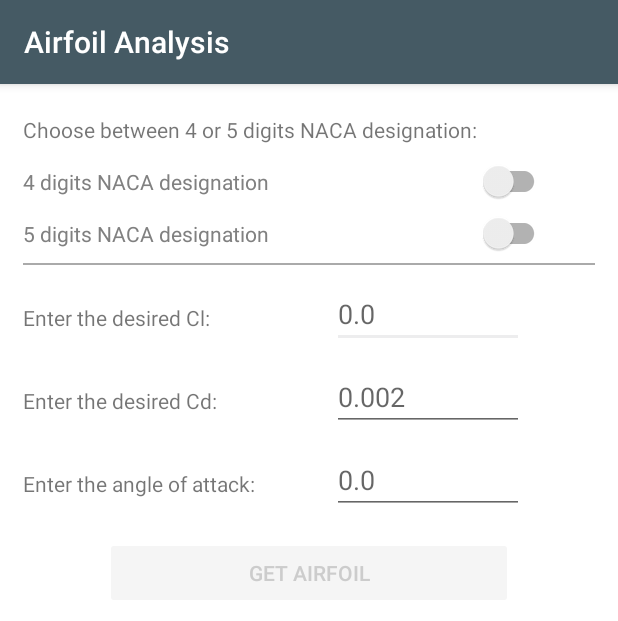
After one commit to riccardotomada/Airfoil-Analysis, an Android app: the AI_Inverse_problem screen opened directly, with no data from a screen before it, on a phone screen of 412 x 824 dp. The commit adds this screen. Shown: the top 621 px of the screen. Run offline under Robolectric (Android 15) with nearby library versions, the phone set to English and light mode, and no system bars; libraries missing offline, so code that uses them is left out: org.tensorflow.lite.

Commit message:
Ai inverse problem update 1.0

```diff
--- /dev/null
+++ b/app/src/main/java/com/aerodynamics/airfoil_calculation/AI_Inverse_problem.java
@@ -0,0 +1,219 @@
+package com.aerodynamics.airfoil_calculation;
+
+import androidx.appcompat.app.AppCompatActivity;
+import org.tensorflow.lite.Interpreter;
+
+import android.content.Context;
+import android.content.res.AssetFileDescriptor;
+import android.graphics.Color;
+import android.graphics.PorterDuff;
+import android.os.Bundle;
+import android.view.View;
+import android.view.inputmethod.InputMethodManager;
+import android.widget.Button;
+import android.widget.EditText;
+import android.widget.TextView;
+
+import com.google.android.material.switchmaterial.SwitchMaterial;
+import com.google.firebase.analytics.FirebaseAnalytics;
+
+import java.io.FileInputStream;
+import java.io.IOException;
+import java.nio.MappedByteBuffer;
+import java.nio.channels.FileChannel;
+import java.util.Arrays;
+
+public class AI_Inverse_problem extends AppCompatActivity {
+
+	SwitchMaterial naca4digits, naca5digits;
+	AssetFileDescriptor fileDescriptor;
+	EditText clVisc, cdVisc, aOa;
+	Button button;
+	float clvisc;
+	float cdvisc;
+	float aoa;
+	TextView result4, result5;
+	Interpreter tflite;
+	float[] min_data = new float[]{-8.0f, -1.06830704f, -0.09636456f};
+	float[] max_data = new float[]{8.0f, 3.4748194f, 0.08257051f};
+	float[] min_target = new float[]{0.0f, 0.0f, 1.0f};
+	float[] max_target = new float[]{9.0f, 9.0f, 30.0f};
+
+	float[] min_data5   = new float[]{-8.0f, -0.975260480f, 2.34188541e-3f};
+	float[] max_data5   = new float[]{8.0f, 1.2971378f, 0.09098151f};
+	float[] min_target5 = new float[]{10.0f, 1.0f};
+	float[] max_target5 = new float[]{50.0f, 30.0f};
+
+	@Override
+	protected void onCreate(Bundle savedInstanceState) {
+		super.onCreate(savedInstanceState);
+		setContentView(R.layout.activity_ai_inverse_problem);
+
+		FirebaseAnalytics mFirebaseAnalytics = FirebaseAnalytics.getInstance(this);
+
+		naca4digits = findViewById(R.id.switch4);
+		naca5digits = findViewById(R.id.switch5);
+
+		button = findViewById(R.id.button);
+		int defCol = button.getTextColors().getDefaultColor();
+
+		clVisc = findViewById(R.id.editClVisc);
+		clVisc.setHint("0.0");
+
+		cdVisc = findViewById(R.id.editCdVisc);
+		cdVisc.setHint("0.002");
+
+		aOa = findViewById(R.id.editAOa);
+		aOa.setHint("0.0");
+
+		result4 = findViewById(R.id.result4);
+		result5 = findViewById(R.id.result5);
+
+		naca4digits.setOnCheckedChangeListener((buttonView, isChecked) -> {
+			if (isChecked) {
+				naca5digits.setChecked(false);
+
+				button.setEnabled(true);
+				button.getBackground().setColorFilter(null);
+				button.setTextColor(defCol);
+			}
+		});
+		naca5digits.setOnCheckedChangeListener((buttonView, isChecked) -> {
+			if (isChecked) {
+				naca4digits.setChecked(false);
+
+				button.setEnabled(true);
+				button.getBackground().setColorFilter(null);
+				button.setTextColor(defCol);
+			}
+		});
+		if (!naca4digits.isChecked() && !naca5digits.isChecked()) {
+			button.setEnabled(false);
+			button.getBackground().setColorFilter(Color.rgb(245, 245, 245), PorterDuff.Mode.MULTIPLY);
+			button.setTextColor(Color.LTGRAY);
+		}
+	}
+
+	public void onClick(View view) {
+
+		try {
+			tflite = new Interpreter(loadModelFile());
+		}catch (Exception ex){
+			ex.printStackTrace();
+		}
+
+		view = this.getCurrentFocus();
+		if (view != null) {
+			InputMethodManager imm = (InputMethodManager) getSystemService(Context.INPUT_METHOD_SERVICE);
+			imm.hideSoftInputFromWindow(view.getWindowToken(), 0);
+		}
+
+		if (clVisc.getText().toString().isEmpty()) {
+			clvisc = 0.0f;
+		} else
+			clvisc = Float.parseFloat(clVisc.getText().toString());
+
+		if (cdVisc.getText().toString().isEmpty()) {
+			cdvisc = 0.02f;
+		} else
+			cdvisc = Float.parseFloat(cdVisc.getText().toString());
+
+		if (aOa.getText().toString().isEmpty()) {
+			aoa = 0.0f;
+		} else
+			aoa = Float.parseFloat(aOa.getText().toString());
+
+		if (naca4digits.isChecked()) {
+			result4.setVisibility(View.VISIBLE);
+			result5.setVisibility(View.GONE);
+
+			float[][] prediction = doInference(aoa, clvisc, cdvisc);
+			System.out.println(Arrays.deepToString(prediction));
+			if(prediction[0][2] > 10.0) {
+				result4.setText("The corresponding profile is: " + "NACA" + Math.round(prediction[0][0]) + Math.round(prediction[0][1]) + Math.round(prediction[0][2]));
+			}
+			else{
+				result4.setText("The corresponding profile is: " + "NACA" + Math.round(prediction[0][0]) + Math.round(prediction[0][1]) + "0" + Math.round(prediction[0][2]));
+			}
+		} else if (naca5digits.isChecked()) {
+			result4.setVisibility(View.GONE);
+			result5.setVisibility(View.VISIBLE);
+
+			float[][] prediction = doInference(aoa, clvisc, cdvisc);
+			System.out.println(Arrays.deepToString(prediction));
+
+			float[] values = new float[]{10, 20, 30, 40, 50};
+			float prediction_1 = Math.round(prediction[0][0]);
+			float distance = Math.abs(values[0] - prediction_1);
+			int idx = 0;
+			for(int c = 1; c < values.length; c++){
+				float cdistance = Math.abs(values[c] - prediction_1);
+				if(cdistance < distance){
+					idx = c;
+					distance = cdistance;
+				}
+			}
+			prediction_1 = values[idx];
+
+			if(prediction[0][1] > 10.0) {
+				result5.setText("The corresponding profile is: " + "NACA 2" + Math.round(prediction_1) + Math.round(prediction[0][1]));
+			}
+			else{
+				result5.setText("The corresponding profile is: " + "NACA 2" + Math.round(prediction_1) + "0" + Math.round(prediction[0][1]));
+			}
+		}
+	}
+
+
+	private MappedByteBuffer loadModelFile() throws IOException {
+		if(naca4digits.isChecked()) {
+			fileDescriptor = this.getAssets().openFd("trained_model.tflite");
+		} else if(naca5digits.isChecked()){
+			fileDescriptor = this.getAssets().openFd("trained_model_5.tflite");
+		}
+		FileInputStream inputStream = new FileInputStream(fileDescriptor.getFileDescriptor());
+		FileChannel fileChannel = inputStream.getChannel();
+		long startOffset = fileDescriptor.getStartOffset();
+		long declareLength = fileDescriptor.getDeclaredLength();
+		return fileChannel.map(FileChannel.MapMode.READ_ONLY, startOffset, declareLength);
+	}
+
+	private float[][] doInference(float aOa, float cl, float cd) {
+
+		if(naca4digits.isChecked()) {
+			aOa = (aOa - min_data[0]) / (max_data[0] - min_data[0]);
+			cl = (cl - min_data[1]) / (max_data[1] - min_data[1]);
+			cd = (cd - min_data[2]) / (max_data[2] - min_data[2]);
+		}
+		else if(naca5digits.isChecked()){
+			aOa = (aOa - min_data5[0]) / (max_data5[0] - min_data5[0]);
+			cl = (cl - min_data5[1]) / (max_data5[1] - min_data5[1]);
+			cd = (cd - min_data5[2]) / (max_data5[2] - min_data5[2]);
+		}
+
+		float[] inputVal = new float[3];
+		inputVal[0] = aOa;
+		inputVal[1] = cl;
+		inputVal[2] = cd;
+		float[][] output4 = new float[1][3];
+		float[][] output5 = new float[1][2];
+		if(naca4digits.isChecked()) {
+			tflite.run(inputVal, output4);
+		}
+		else if(naca5digits.isChecked()){
+			tflite.run(inputVal, output5);
+			}
+		if (naca4digits.isChecked()) {
+			output4[0][0] = output4[0][0] * (max_target[0] - min_target[0]) + min_target[0];
+			output4[0][1] = output4[0][1] * (max_target[1] - min_target[1]) + min_target[1];
+			output4[0][2] = output4[0][2] * (max_target[2] - min_target[2]) + min_target[2];
+			return output4;
+		}
+		else if (naca5digits.isChecked()){
+			output5[0][0] = output5[0][0] * (max_target5[0] - min_target5[0]) + min_target5[0];
+			output5[0][1] = output5[0][1] * (max_target5[1] - min_target5[1]) + min_target5[1];
+			return output5;
+		}
+		return output4;
+	}
+}
--- /dev/null
+++ b/app/src/main/res/layout/activity_ai_inverse_problem.xml
@@ -0,0 +1,330 @@
+<?xml version="1.0" encoding="utf-8"?>
+<androidx.core.widget.NestedScrollView
+    xmlns:android="http://schemas.android.com/apk/res/android"
+    xmlns:app="http://schemas.android.com/apk/res-auto"
+    xmlns:tools="http://schemas.android.com/tools"
+    android:layout_width="match_parent"
+    android:layout_height="match_parent"
+    tools:context=".AI_Inverse_problem"
+    android:background="@color/white"
+    android:clickable="true"
+    android:focusable="true"
+    android:focusableInTouchMode="true"
+    >
+
+    <androidx.constraintlayout.widget.ConstraintLayout
+        android:layout_width="match_parent"
+        android:layout_height="match_parent"
+        tools:context=".AI_Inverse_problem"
+        android:layout_marginBottom="15dp">
+
+        <androidx.constraintlayout.widget.ConstraintLayout
+            android:id="@+id/all0"
+            android:layout_width="0dp"
+            android:layout_height="wrap_content"
+            app:layout_constraintWidth_percent="1"
+            tools:ignore="MissingConstraints"
+            >
+
+            <!-- The TextView widgets are the text containers !-->
+
+            <TextView
+                android:layout_width="wrap_content"
+                android:layout_height="wrap_content"
+                android:layout_marginTop="5dp"
+                android:textAlignment="viewStart"
+                android:paddingStart="15dp"
+                android:paddingEnd="15dp"
+                android:paddingTop="15dp"
+                app:layout_constraintTop_toTopOf="parent"
+                app:layout_constraintBottom_toBottomOf="parent"
+                android:text="@string/choose_airfoil"
+                />
+        </androidx.constraintlayout.widget.ConstraintLayout>
+
+        <androidx.constraintlayout.widget.ConstraintLayout
+            android:id="@+id/all01"
+            android:layout_width="0dp"
+            android:layout_height="wrap_content"
+            app:layout_constraintTop_toBottomOf="@id/all0"
+            app:layout_constraintWidth_percent="1"
+            tools:ignore="MissingConstraints"
+            >
+
+            <com.google.android.material.switchmaterial.SwitchMaterial
+                android:id="@+id/switch4"
+                android:layout_width="match_parent"
+                android:layout_height="wrap_content"
+                android:paddingStart="15dp"
+                android:paddingTop="15dp"
+                android:paddingEnd="45dp"
+                android:paddingBottom="10dp"
+                android:text="@string/naca4"
+                android:textColor="#808080"
+                android:theme="@style/Switch"
+                />
+        </androidx.constraintlayout.widget.ConstraintLayout>
+
+        <androidx.constraintlayout.widget.ConstraintLayout
+            android:id="@+id/all02"
+            android:layout_width="0dp"
+            android:layout_height="wrap_content"
+            app:layout_constraintTop_toBottomOf="@id/all01"
+            app:layout_constraintWidth_percent="1"
+            tools:ignore="MissingConstraints"
+            >
+
+            <com.google.android.material.switchmaterial.SwitchMaterial
+                android:id="@+id/switch5"
+                android:layout_width="match_parent"
+                android:layout_height="wrap_content"
+                android:paddingStart="15dp"
+                android:paddingTop="5dp"
+                android:paddingEnd="45dp"
+                android:paddingBottom="10dp"
+                android:text="@string/naca5"
+                android:textColor="#808080"
+                android:theme="@style/Switch"
+                />
+        </androidx.constraintlayout.widget.ConstraintLayout>
+
+        <androidx.constraintlayout.widget.ConstraintLayout
+            android:id="@+id/all03"
+            android:layout_width="0dp"
+            android:layout_height="wrap_content"
+            app:layout_constraintTop_toBottomOf="@id/all02"
+            app:layout_constraintWidth_percent="1"
+            tools:ignore="MissingConstraints"
+            >
+
+            <View
+                android:layout_width="match_parent"
+                android:layout_height="1dp"
+                android:background="@android:color/darker_gray"
+                android:layout_marginStart="15dp"
+                android:layout_marginEnd="15dp"/>
+
+        </androidx.constraintlayout.widget.ConstraintLayout>
+
+    <androidx.constraintlayout.widget.ConstraintLayout
+        android:id="@+id/s1"
+        android:layout_width="0dp"
+        android:layout_height="wrap_content"
+        app:layout_constraintWidth_percent="0.5"
+        app:layout_constraintTop_toBottomOf="@id/all03"
+        app:layout_constraintRight_toLeftOf="@id/d1"
+        tools:ignore="MissingConstraints"
+
+        >
+
+        <TextView
+            android:layout_width="wrap_content"
+            android:layout_height="wrap_content"
+            android:layout_marginTop="15dp"
+            android:textAlignment="viewStart"
+            android:paddingStart="15dp"
+            android:paddingEnd="15dp"
+            android:paddingTop="10dp"
+            app:layout_constraintTop_toTopOf="parent"
+            app:layout_constraintBottom_toBottomOf="parent"
+            android:text="@string/desired_cl"
+            />
+    </androidx.constraintlayout.widget.ConstraintLayout>
+
+    <androidx.constraintlayout.widget.ConstraintLayout
+        android:id="@+id/d1"
+        android:layout_width="0dp"
+        android:layout_height="wrap_content"
+        android:paddingStart="15dp"
+        android:paddingEnd="15dp"
+        app:layout_constraintLeft_toRightOf="@id/s1"
+        app:layout_constraintTop_toBottomOf="@+id/all03"
+        app:layout_constraintWidth_percent="0.5"
+        tools:ignore="MissingConstraints">
+
+        <!-- The EditText widgets are the containers of the text fields which can be filled by the user !-->
+
+        <EditText
+            android:id="@+id/editClVisc"
+            android:layout_width="wrap_content"
+            android:layout_height="wrap_content"
+            android:layout_marginTop="10dp"
+            android:ems="6"
+            android:inputType="numberDecimal|numberSigned"
+            app:layout_constraintTop_toTopOf="parent"
+            app:layout_constraintBottom_toBottomOf="parent"
+            android:textColor="@color/ColorPrimary"
+            tools:ignore="Autofill,LabelFor" />
+    </androidx.constraintlayout.widget.ConstraintLayout>
+
+    <androidx.constraintlayout.widget.ConstraintLayout
+        android:id="@+id/s2"
+        android:layout_width="0dp"
+        android:layout_height="wrap_content"
+        app:layout_constraintWidth_percent="0.5"
+        app:layout_constraintTop_toBottomOf="@id/d1"
+        app:layout_constraintRight_toLeftOf="@id/d2"
+        tools:ignore="MissingConstraints"
+
+        >
+
+        <TextView
+            android:layout_width="wrap_content"
+            android:layout_height="wrap_content"
+            android:layout_marginTop="15dp"
+            android:textAlignment="viewStart"
+            android:paddingStart="15dp"
+            android:paddingEnd="15dp"
+            android:paddingTop="10dp"
+            app:layout_constraintTop_toTopOf="parent"
+            app:layout_constraintBottom_toBottomOf="parent"
+            android:text="@string/desired_cd"
+            />
+    </androidx.constraintlayout.widget.ConstraintLayout>
+
+    <androidx.constraintlayout.widget.ConstraintLayout
+        android:id="@+id/d2"
+        android:layout_width="0dp"
+        android:layout_height="wrap_content"
+        android:paddingStart="15dp"
+        android:paddingEnd="15dp"
+        app:layout_constraintLeft_toRightOf="@id/s2"
+        app:layout_constraintTop_toBottomOf="@+id/d1"
+        app:layout_constraintWidth_percent="0.5"
+        tools:ignore="MissingConstraints"
+
+        >
+
+        <EditText
+            android:id="@+id/editCdVisc"
+            android:layout_width="wrap_content"
+            android:layout_height="wrap_content"
+            android:layout_marginTop="10dp"
+            android:ems="6"
+            android:inputType="numberDecimal|numberSigned"
+            app:layout_constraintTop_toTopOf="parent"
+            app:layout_constraintBottom_toBottomOf="parent"
+            android:textColor="@color/ColorPrimary"
+            tools:ignore="Autofill,LabelFor" />
+    </androidx.constraintlayout.widget.ConstraintLayout>
+
+    <androidx.constraintlayout.widget.ConstraintLayout
+        android:id="@+id/s3"
+        android:layout_width="0dp"
+        android:layout_height="wrap_content"
+        app:layout_constraintWidth_percent="0.5"
+        app:layout_constraintTop_toBottomOf="@id/d2"
+        app:layout_constraintRight_toLeftOf="@id/d3"
+        tools:ignore="MissingConstraints">
+
+        <TextView
+            android:layout_width="wrap_content"
+            android:layout_height="wrap_content"
+            android:layout_marginTop="15dp"
+            android:textAlignment="viewStart"
+            android:paddingStart="15dp"
+            android:paddingEnd="15dp"
+            android:paddingTop="10dp"
+            app:layout_constraintTop_toTopOf="parent"
+            app:layout_constraintBottom_toBottomOf="parent"
+            android:text="@string/aoa_considered"
+            />
+    </androidx.constraintlayout.widget.ConstraintLayout>
+
+    <androidx.constraintlayout.widget.ConstraintLayout
+        android:id="@+id/d3"
+        android:layout_width="0dp"
+        android:layout_height="wrap_content"
+        android:paddingStart="15dp"
+        android:paddingEnd="15dp"
+        app:layout_constraintLeft_toRightOf="@id/s3"
+        app:layout_constraintTop_toBottomOf="@+id/d2"
+        app:layout_constraintWidth_percent="0.5"
+        tools:ignore="MissingConstraints"
+        >
+
+        <EditText
+            android:id="@+id/editAOa"
+            android:layout_width="wrap_content"
+            android:layout_height="wrap_content"
+            android:layout_marginTop="10dp"
+            android:ems="6"
+            android:inputType="numberSigned|numberDecimal"
+            app:layout_constraintTop_toTopOf="parent"
+            app:layout_constraintBottom_toBottomOf="parent"
+            android:textColor="@color/ColorPrimary"
+            tools:ignore="Autofill,LabelFor" />
+    </androidx.constraintlayout.widget.ConstraintLayout>
+
+    <androidx.constraintlayout.widget.ConstraintLayout
+        android:id="@+id/butt"
+        android:layout_width="match_parent"
+        android:layout_height="wrap_content"
+        app:layout_constraintTop_toBottomOf="@id/d3"
+        tools:ignore="MissingConstraints"
+        >
+
+        <Button
+            android:id="@+id/button"
+            android:layout_width="match_parent"
+            android:layout_height="wrap_content"
+            android:layout_marginTop="15dp"
+            android:layout_marginStart="70dp"
+            android:layout_marginEnd="70dp"
+            android:textColor="@color/ColorPrimary"
+            app:layout_constraintTop_toTopOf="parent"
+            app:layout_constraintBottom_toBottomOf="parent"
+            app:layout_constraintRight_toRightOf="parent"
+            app:layout_constraintLeft_toLeftOf="parent"
+            android:text="@string/get_profile"
+            android:onClick="onClick"
+            />
+    </androidx.constraintlayout.widget.ConstraintLayout>
+
+    <androidx.constraintlayout.widget.ConstraintLayout
+        android:layout_width="match_parent"
+        android:layout_height="match_parent"
+        tools:context=".AI_Inverse_problem"
+        android:layout_marginBottom="15dp"
+        app:layout_constraintTop_toBottomOf="@id/butt">
+
+        <androidx.constraintlayout.widget.ConstraintLayout
+            android:id="@+id/all1"
+            android:layout_width="0dp"
+            android:layout_height="wrap_content"
+            app:layout_constraintWidth_percent="1"
+            tools:ignore="MissingConstraints"
+            >
+
+            <!-- The TextView widgets are the text containers !-->
+
+            <TextView
+                android:layout_width="wrap_content"
+                android:layout_height="wrap_content"
+                android:id="@+id/result4"
+                android:layout_marginTop="5dp"
+                android:textAlignment="viewStart"
+                android:paddingStart="15dp"
+                android:paddingEnd="15dp"
+                android:paddingTop="15dp"
+                app:layout_constraintTop_toTopOf="parent"
+                app:layout_constraintBottom_toBottomOf="parent"
+                android:visibility="gone"
+                />
+            <TextView
+                android:layout_width="wrap_content"
+                android:layout_height="wrap_content"
+                android:id="@+id/result5"
+                android:layout_marginTop="5dp"
+                android:textAlignment="viewStart"
+                android:paddingStart="15dp"
+                android:paddingEnd="15dp"
+                android:paddingTop="15dp"
+                app:layout_constraintTop_toTopOf="parent"
+                app:layout_constraintBottom_toBottomOf="parent"
+                android:visibility="gone"
+                />
+        </androidx.constraintlayout.widget.ConstraintLayout>
+    </androidx.constraintlayout.widget.ConstraintLayout>
+    </androidx.constraintlayout.widget.ConstraintLayout>
+</androidx.core.widget.NestedScrollView>
--- a/app/src/main/res/layout/activity_generate_dataset.xml
+++ b/app/src/main/res/layout/activity_generate_dataset.xml
@@ -5,7 +5,7 @@
     xmlns:tools="http://schemas.android.com/tools"
     android:layout_width="match_parent"
     android:layout_height="match_parent"
-    tools:context=".MainActivity"
+    tools:context=".GenerateDataset"
     android:background="@color/white"
     android:clickable="true"
     android:focusable="true"
@@ -15,8 +15,7 @@
     <androidx.constraintlayout.widget.ConstraintLayout
         android:layout_width="match_parent"
         android:layout_height="match_parent"
-        tools:context=".MainActivity"
-        android:id="@+id/activity_main"
+        tools:context=".GenerateDataset"
         android:layout_marginBottom="15dp">
 
         <androidx.constraintlayout.widget.ConstraintLayout
--- a/app/src/main/res/values/strings.xml
+++ b/app/src/main/res/values/strings.xml
@@ -43,14 +43,14 @@
     <string name="cl1_mirr">CL G.E.</string>
     <string name="cl2_mirr">CL - KJ G.E.</string>
     <string name="cl_zukowski">CL, via Kutta–Joukowski theorem: </string>
-    <string name="cl_thwaites">CL, Thwaites correction (viscous flow): </string>
-    <string name="cd_thwaites">CD, Thwaites correction (viscous flow): </string>
+    <string name="cl_thwaites">CL, viscous correction: </string>
+    <string name="cd_thwaites">CD, viscous correction: </string>
     <string name="angle1">Angle [°]</string>
     <string name="cl_text_thinwalled">CL estimation: </string>
     <string name="cM_text_thinwalled">CM estimation: </string>
     <string name="alfa_theodorsen">Theodorsen angle estimation: </string>
     <string name="naca45Error">Only NACA 4 and 5 digit available</string>
-    <string name="naca5Error">Illegal 5-digit tail designation. First three digits must be 210, 220,…250</string>
+    <string name="naca5Error">Illegal 5-digits designation. First three digits must be 210, 220,…250</string>
     <string name="nPanErrorMax">Too many Panels chosen for the discretization</string>
     <string name="nPanErrorMin">Too few Panels chosen for the discretization</string>
     <string name="wing">Wing, non-dimensionalized</string>
@@ -99,4 +99,9 @@
     <string name="speed5">Speed [m/s] </string>
     <string name="check_speed">The speed must be positive</string>
     <string name="check_comp">Max speed = 100[m/s] to avoid compressibility effects</string>
+    <string name="desired_cl">Enter the desired Cl: </string>
+    <string name="desired_cd">Enter the desired Cd: </string>
+    <string name="aoa_considered">Enter the angle of attack: </string>
+    <string name="get_profile">Get Airfoil</string>
+    <string name="title_activity_ai_inverse_problem">AI - Inverse problem</string>
 </resources>
--- a/build.gradle
+++ b/build.gradle
@@ -17,8 +17,8 @@ buildscript {
     }
     dependencies {
         classpath 'com.android.tools.build:gradle:7.2.2'
-        classpath 'com.google.gms:google-services:4.3.13'
-        classpath 'com.google.firebase:firebase-crashlytics-gradle:2.9.1'
+        classpath 'com.google.gms:google-services:4.3.14'
+        classpath 'com.google.firebase:firebase-crashlytics-gradle:2.9.2'
 
 
         // NOTE: Do not place your application dependencies here; they belong
```
Also changed, not shown: app/build.gradle (+11 -7 lines), app/src/main/AndroidManifest.xml (+7 -8 lines), app/src/main/java/com/aerodynamics/airfoil_calculation/GenerateDataset.java (+14 -10 lines), app/src/main/java/com/aerodynamics/airfoil_calculation/MainActivity.java (+18 -1 lines), app/src/main/res/layout/activity_main.xml (+28 -0 lines), 3 other files.
